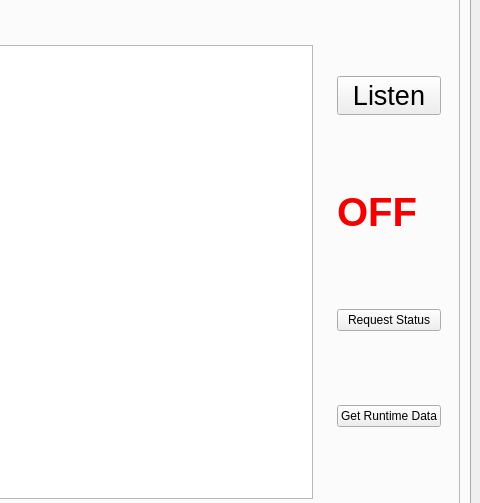
Old version of the form trackermain.ui in the repository MNSGC-Ballooning/Antenna-Tracker-and-RFD-Controls-GUI; both pictures show x 982 to 1462 and y 166 to 669 of the 1462 by 798 pixel window.
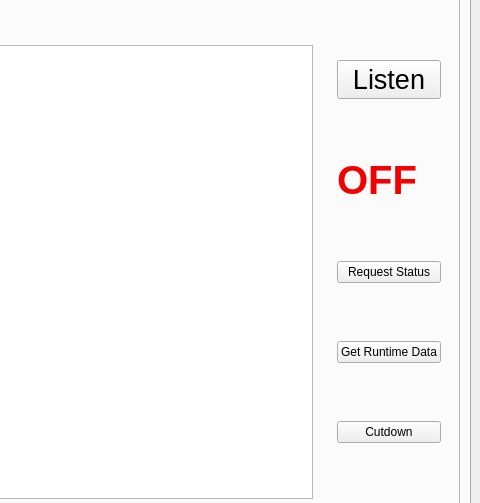
New version of the form. The open tabs and pages were chosen to show the change.

Diff of the .ui file:
```diff
--- a/trackermain.ui
+++ b/trackermain.ui
@@ -1471,6 +1471,22 @@
                  </property>
                 </widget>
                </item>
+               <item>
+                <widget class="QPushButton" name="cutdownButton">
+                 <property name="sizePolicy">
+                  <sizepolicy hsizetype="Minimum" vsizetype="Fixed">
+                   <horstretch>0</horstretch>
+                   <verstretch>0</verstretch>
+                  </sizepolicy>
+                 </property>
+                 <property name="text">
+                  <string>Cutdown</string>
+                 </property>
+                 <property name="checkable">
+                  <bool>false</bool>
+                 </property>
+                </widget>
+               </item>
               </layout>
              </widget>
             </item>
```
Left out of the diff: 2 changed lines with no effect on the pictures.
